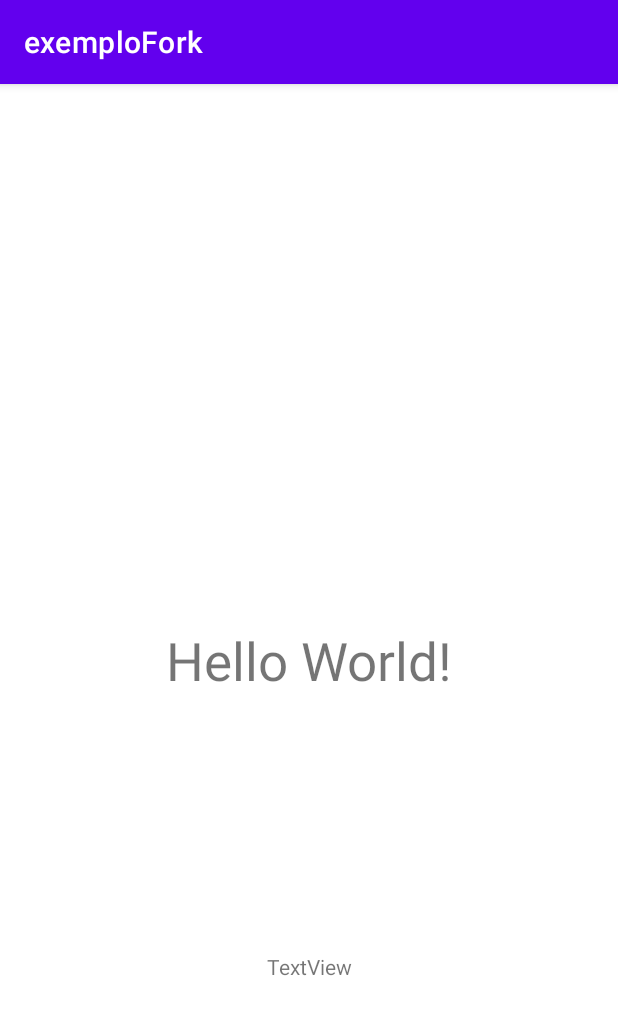
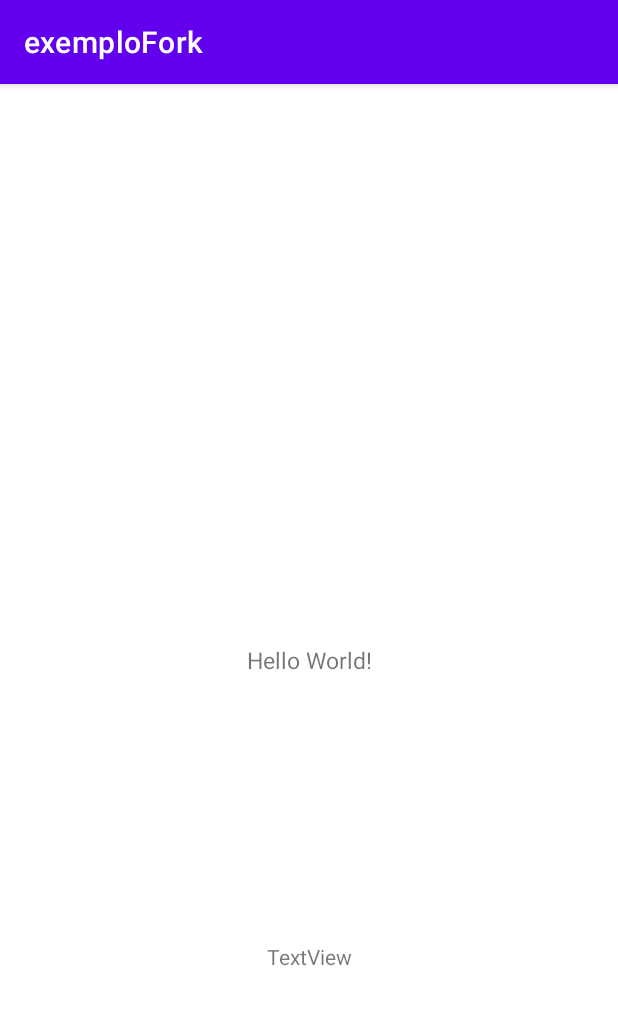
Before and after one commit to jonatasdm/exemploFork, an Android app: the screen it shows after launch (MainActivity), on a phone screen of 412 x 824 dp. Shown: the top 1015 px of the screen. Run offline under Robolectric (Android 15) with nearby library versions, the phone set to English and light mode, and no system bars.

Commit message:
FonteMenu
Alteração no tamanho da fonte

```diff
--- a/app/src/main/res/layout/activity_main.xml
+++ b/app/src/main/res/layout/activity_main.xml
@@ -11,7 +11,7 @@
         android:layout_width="wrap_content"
         android:layout_height="wrap_content"
         android:text="Hello World!"
-        android:textSize="35dp"
+        android:textSize="15dp"
         app:layout_constraintBottom_toBottomOf="parent"
         app:layout_constraintLeft_toLeftOf="parent"
         app:layout_constraintRight_toRightOf="parent"
```
